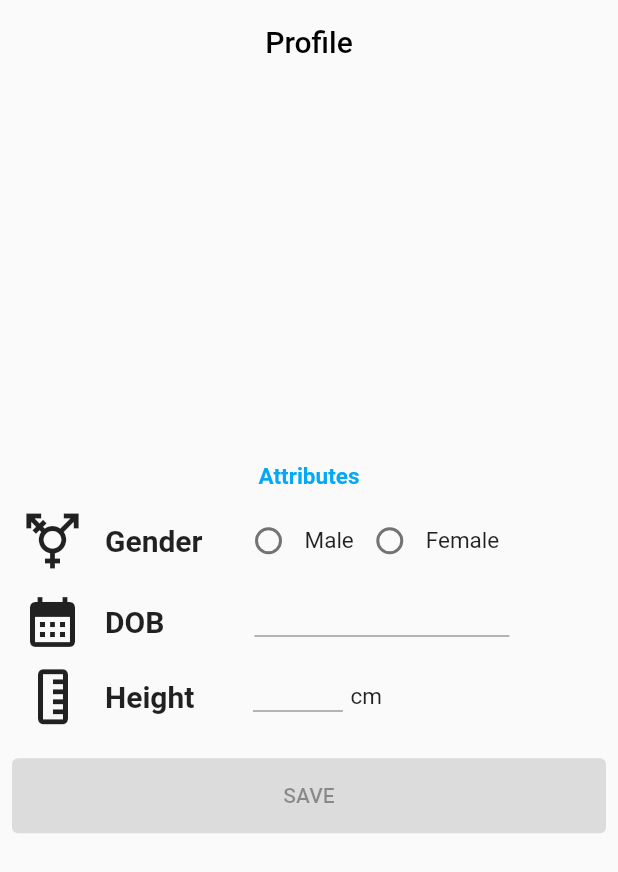
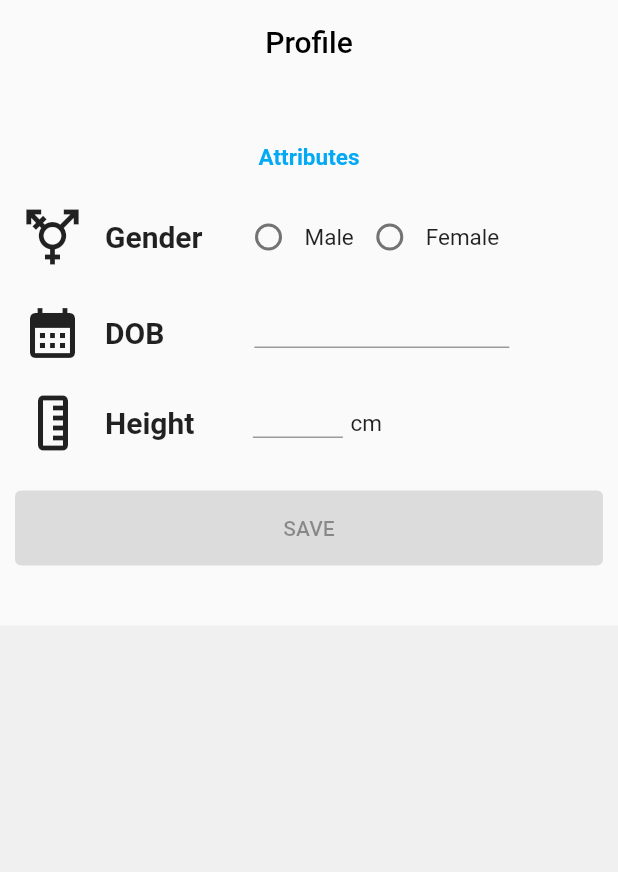
Before and after one commit to draff1800/bodybuildingpal, a Flutter app: the screen it shows after launch, on a phone screen of 412 x 824 dp. Shown: the top 872 px of the screen. Run offline on Flutter 3.47's test engine with Material 2 defaults, Android fonts, the light colour scheme and no system bars.

Commit message:
Implemented colour constants. Adjusted Profile styling to resemble Prototype.

```diff
--- a/lib/main.dart
+++ b/lib/main.dart
@@ -1,5 +1,6 @@
 import 'package:bodybuildingpal/screens/profile.dart';
 import 'package:flutter/material.dart';
+import './constants/app_colours.dart';
 
 void main() => runApp(const BodybuildingPal());
 
@@ -13,11 +14,12 @@ class BodybuildingPal extends StatelessWidget {
       theme: ThemeData(
         primarySwatch: Colors.lightBlue,
         appBarTheme: const AppBarTheme(
-          foregroundColor: Colors.black,
-          backgroundColor: Color(0xfffafafa),
+          foregroundColor: AppColours.black,
+          backgroundColor: AppColours.white,
           centerTitle: true,
           elevation: 0
-        )
+        ),
+        scaffoldBackgroundColor: AppColours.grey
       ),
       home: const Profile()
     );
--- a/lib/screens/profile.dart
+++ b/lib/screens/profile.dart
@@ -1,6 +1,7 @@
 import 'package:flutter/material.dart';
 import 'package:intl/intl.dart';
 import 'package:intl/date_symbol_data_local.dart';
+import '../constants/app_colours.dart';
 
 enum Gender { male, female }
 
@@ -32,26 +33,29 @@ class ProfileState extends State<Profile> {
       appBar: AppBar(
         title: const Text('Profile'),
       ),
-      body: Center(
-          child: Form(
-            key: _formKey,
+      body: Align(
+        alignment: Alignment.topCenter,
+        child: Form(
+          key: _formKey,
+          child: Container(
+            color: AppColours.white,
             child: Column(
-              mainAxisAlignment: MainAxisAlignment.center,
+              mainAxisSize: MainAxisSize.min,
               crossAxisAlignment: CrossAxisAlignment.center,
               children: [
                 const Padding(
-                  padding: EdgeInsets.fromLTRB(0, 0, 0, 5),
+                  padding: EdgeInsets.fromLTRB(0, 40, 0, 10),
                   child: Text(
                   'Attributes',
                     style: TextStyle(
-                        color: Colors.lightBlue,
+                        color: AppColours.blue,
                         fontSize: 15,
                         fontWeight: FontWeight.bold
                     ),
                   )
                 ),
                 Padding(
-                  padding: const EdgeInsets.fromLTRB(0, 5, 0, 5),
+                  padding: const EdgeInsets.fromLTRB(0, 10, 0, 10),
                   child: Row(children: [
                     const Padding(
                       padding: EdgeInsets.fromLTRB(15, 0, 15, 0),
@@ -86,7 +90,7 @@ class ProfileState extends State<Profile> {
                   ]),
                 ),
                 Padding(
-                    padding: const EdgeInsets.fromLTRB(0, 5, 0, 5),
+                    padding: const EdgeInsets.fromLTRB(0, 10, 0, 10),
                     child: Row(children: [
                       const Padding(
                         padding: EdgeInsets.fromLTRB(15, 0, 15, 0),
@@ -119,14 +123,14 @@ class ProfileState extends State<Profile> {
                                   setState(() {
                                     _dobInput.text = formattedDate;
                                   });
-                                } else {}
+                                }
                               }
                           )
-                    )
+                      )
                     ])
                 ),
                 Padding(
-                  padding: const EdgeInsets.fromLTRB(0, 5, 0, 5),
+                  padding: const EdgeInsets.fromLTRB(0, 10, 0, 10),
                   child: Row(children: [
                     const Padding(
                       padding: EdgeInsets.fromLTRB(15, 0, 15, 0),
@@ -155,7 +159,7 @@ class ProfileState extends State<Profile> {
                   ]),
                 ),
                 Padding(
-                  padding: const EdgeInsets.symmetric(vertical: 16.0, horizontal: 8),
+                  padding: const EdgeInsets.fromLTRB(10, 15, 10, 40),
                   child: ElevatedButton(
                       onPressed: null,
                       style: ElevatedButton.styleFrom(
@@ -166,6 +170,7 @@ class ProfileState extends State<Profile> {
               ],
             ),
           )
+        )
       ),
     );
   }
```
